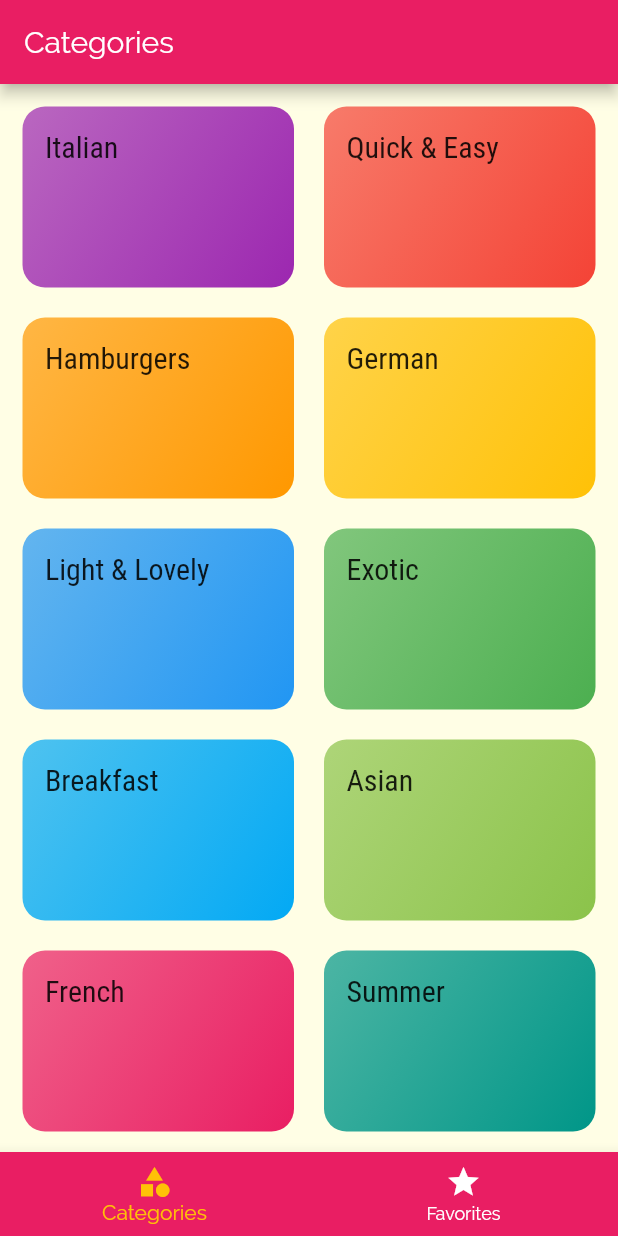
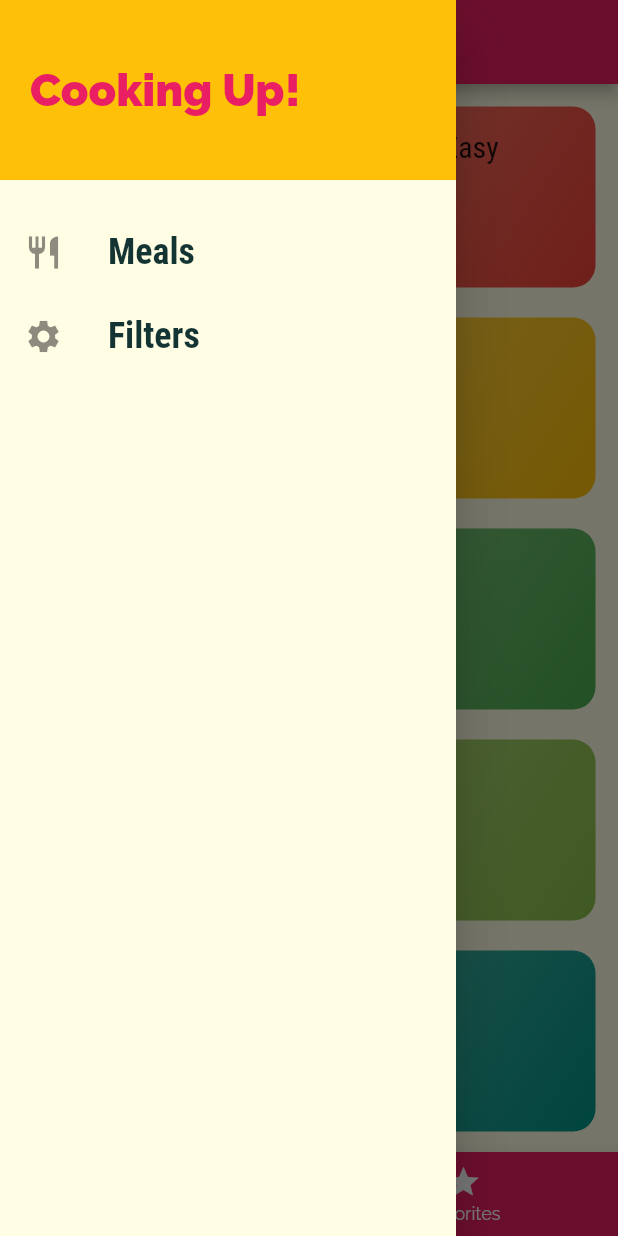
Before and after one commit to AmrAbdelmagid/MyDeliMeals, a Flutter app: the screen it shows after launch, with the side drawer open (before the commit the screen has no drawer), on a phone screen of 412 x 824 dp. Run offline on Flutter 3.47's test engine with Material 2 defaults, Android fonts, the phone set to English and light mode, and no system bars.

```diff
--- a/lib/main.dart
+++ b/lib/main.dart
@@ -1,6 +1,7 @@
 import 'package:flutter/material.dart';
 import 'package:my_delimeal/screens/categories_screen.dart';
 import 'package:my_delimeal/screens/category_meals_screen.dart';
+import 'package:my_delimeal/screens/filter_screen.dart';
 import 'package:my_delimeal/screens/meal_details_screen.dart';
 import 'package:my_delimeal/screens/tabs_screen.dart';
 
@@ -31,6 +32,7 @@ class MyApp extends StatelessWidget {
         '/': (context) => TabsScreen(),
         CategoryMealsScreen.routeName : (context) => CategoryMealsScreen(),
         MealDetailsScreen.routeName : (context) => MealDetailsScreen(),
+        FilterScreen.routeName : (context) => FilterScreen(),
       },
       //onGenerateRoute: ,
       onUnknownRoute: (setting){
--- /dev/null
+++ b/lib/screens/filter_screen.dart
@@ -0,0 +1,13 @@
+import 'package:flutter/material.dart';
+
+ class FilterScreen extends StatelessWidget {
+
+   static const routeName = '/filter-screen';
+
+   @override
+   Widget build(BuildContext context) {
+     return Center(
+       child: Text('Hi!'),
+     );
+   }
+ }
--- a/lib/screens/tabs_screen.dart
+++ b/lib/screens/tabs_screen.dart
@@ -1,5 +1,6 @@
 import 'package:flutter/material.dart';
 import 'package:my_delimeal/screens/categories_screen.dart';
+import 'package:my_delimeal/widgets/main_drawer.dart';
 import 'categories_screen.dart';
 import 'favorites_screen.dart';
 
@@ -29,6 +30,7 @@ class _TabsScreenState extends State<TabsScreen> {
 
   Widget build(BuildContext context) {
     return Scaffold(
+      drawer: MainDrawer(),
       appBar: AppBar(
         title: Text(_pages[_selectedPageIndex]['title']),
       ),
--- /dev/null
+++ b/lib/widgets/main_drawer.dart
@@ -0,0 +1,64 @@
+import 'package:flutter/material.dart';
+import 'package:my_delimeal/screens/filter_screen.dart';
+
+class MainDrawer extends StatelessWidget {
+  Widget buildListTile(IconData icon, String title, Function tabHandler) {
+    return ListTile(
+      leading: Icon(
+        icon,
+        size: 26,
+      ),
+      title: Text(
+        title,
+        style: TextStyle(
+          fontFamily: 'RobotoCondensed',
+          fontSize: 24,
+          fontWeight: FontWeight.bold,
+        ),
+      ),
+      onTap: tabHandler,
+    );
+  }
+
+  @override
+  Widget build(BuildContext context) {
+    return Drawer(
+      child: Column(
+        children: <Widget>[
+          Container(
+            height: 120,
+            width: double.infinity,
+            padding: EdgeInsets.all(20),
+            alignment: Alignment.centerLeft,
+            color: Theme.of(context).accentColor,
+            child: Text(
+              'Cooking Up!',
+              style: TextStyle(
+                fontWeight: FontWeight.w900,
+                fontSize: 30,
+                color: Theme.of(context).primaryColor,
+              ),
+            ),
+          ),
+          SizedBox(
+            height: 20,
+          ),
+          buildListTile(
+            Icons.restaurant,
+            'Meals',
+            () {
+              Navigator.of(context).pushNamed('/');
+            },
+          ),
+          buildListTile(
+            Icons.settings,
+            'Filters',
+            () {
+              Navigator.of(context).pushNamed(FilterScreen.routeName);
+            },
+          ),
+        ],
+      ),
+    );
+  }
+}
```
